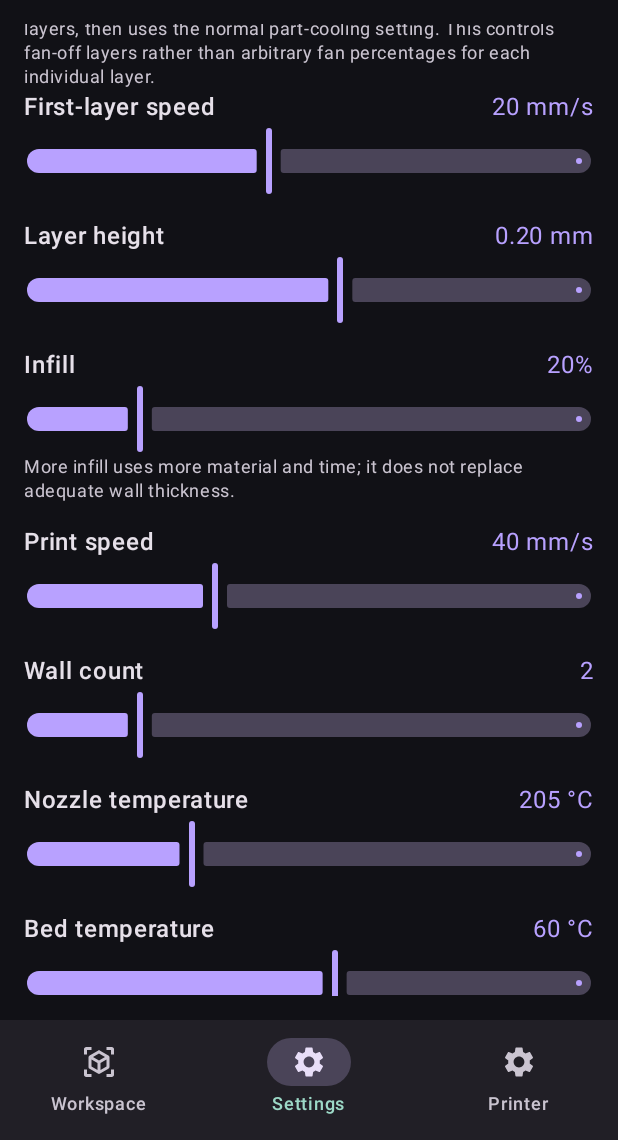
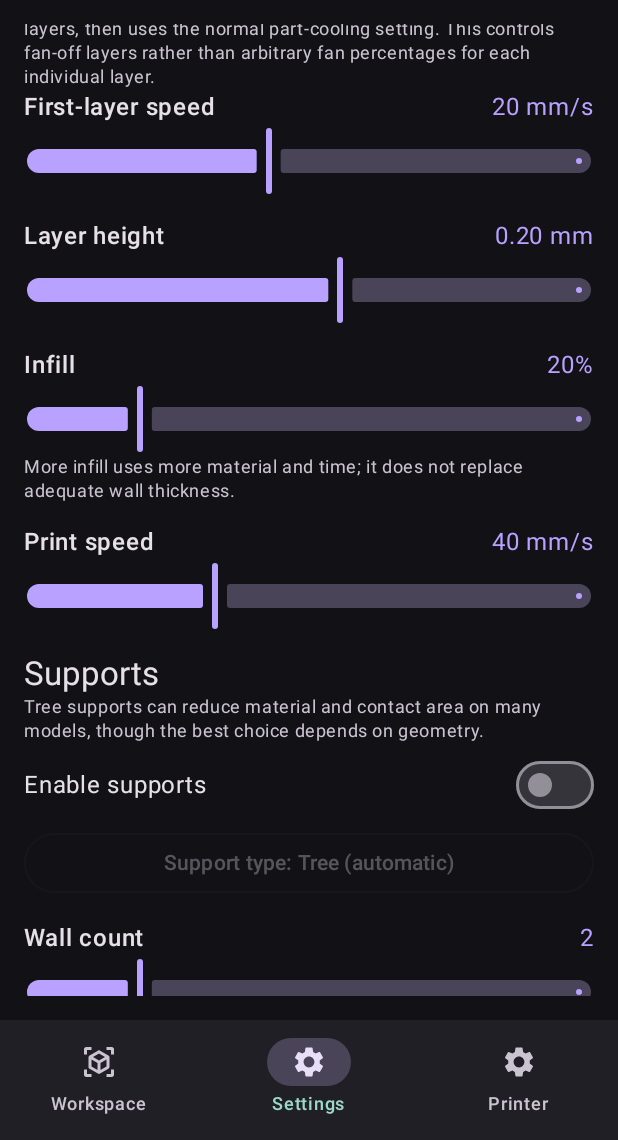
Before and after one commit to lydiaperspective/lyd-slice-mobile, an Android app built with Jetpack Compose: the screen it shows after launch (MainActivity), item 2 of the bottom bar chosen, scrolled down 906 dp, on a phone screen of 412 x 824 dp, the part 96-1236 px from its top. Run offline under Robolectric (Android 15) with nearby library versions, the phone set to English and light mode, and no system bars.

Commit message:
Add configurable normal and tree support types

```diff
--- a/app/src/main/java/com/lydiaperspective/lydslice/ui/LydSliceApp.kt
+++ b/app/src/main/java/com/lydiaperspective/lydslice/ui/LydSliceApp.kt
@@ -929,6 +929,40 @@ private fun SettingsScreen(
             }
         }
         item {
+            Text("Supports", style = MaterialTheme.typography.titleLarge)
+            Text("Tree supports can reduce material and contact area on many models, though the best choice depends on geometry.",
+                style = MaterialTheme.typography.bodySmall, color = MaterialTheme.colorScheme.onSurfaceVariant)
+            ProfileSwitch("Enable supports", settings.supportEnabled) {
+                onSettingsChange(settings.copy(supportEnabled = it))
+            }
+            var supportTypeMenu by remember { mutableStateOf(false) }
+            Box {
+                OutlinedButton(onClick = { supportTypeMenu = true }, enabled = settings.supportEnabled,
+                    modifier = Modifier.fillMaxWidth()) {
+                    Text("Support type: " + when (settings.supportType) {
+                        "normal" -> "Normal"
+                        "tree(manual)" -> "Tree (manual)"
+                        else -> "Tree (automatic)"
+                    })
+                }
+                androidx.compose.material3.DropdownMenu(supportTypeMenu, { supportTypeMenu = false }) {
+                    listOf(
+                        "tree(auto)" to "Tree (automatic)",
+                        "tree(manual)" to "Tree (manual)",
+                        "normal" to "Normal"
+                    ).forEach { (value, label) ->
+                        androidx.compose.material3.DropdownMenuItem(
+                            text = { Text(label) },
+                            onClick = {
+                                onSettingsChange(settings.copy(supportType = value))
+                                supportTypeMenu = false
+                            }
+                        )
+                    }
+                }
+            }
+        }
+        item {
             SettingSlider("Wall count", settings.wallCount.toString(), settings.wallCount.toFloat(), 1f, 6f) {
                 onSettingsChange(settings.copy(wallCount = it.roundToInt().coerceIn(1, 6)))
             }
```
